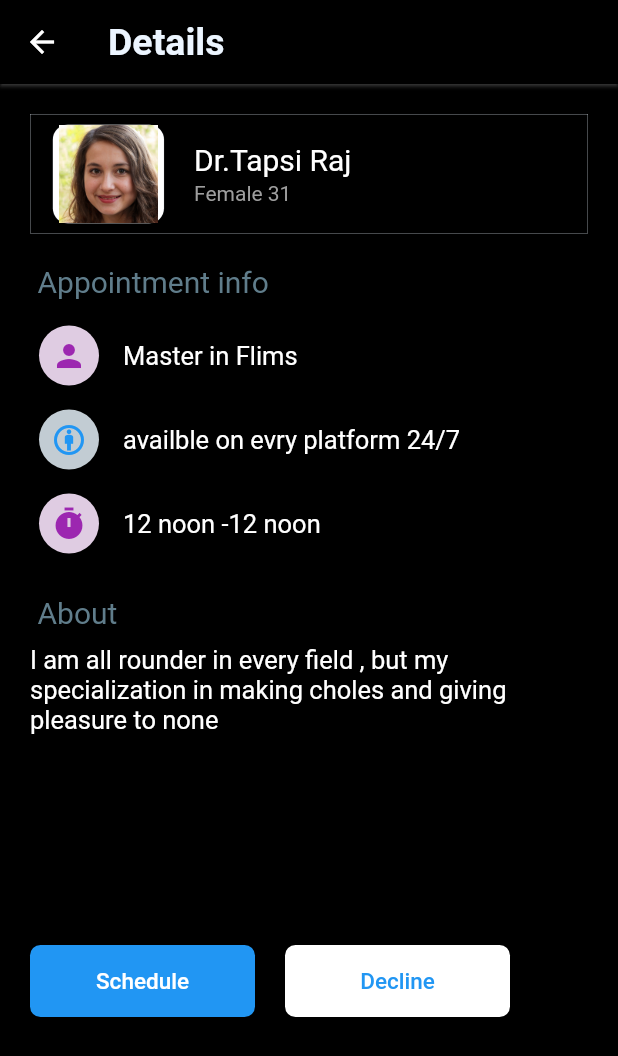
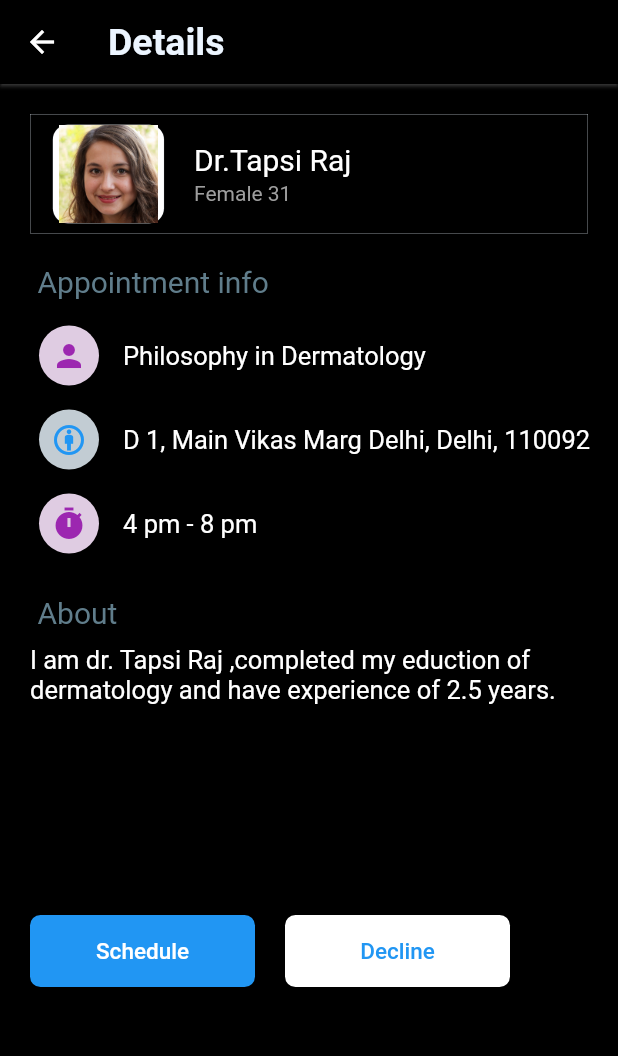
Before and after one commit to Narayan1089/skin_care, a Flutter app: the screen it shows once a user with an empty profile is signed in, item 2 of the bottom bar chosen, scrolled down 482 dp, after a tap on the "arrow forward ios" icon, on a phone screen of 412 x 824 dp. Shown: the top 1056 px of the screen. Run offline on Flutter 3.47's test engine with Material 2 defaults, Android fonts, the phone set to English and light mode, and no system bars; our stand-ins replace animated_text_kit, cloud_firestore, firebase_auth, firebase_core, fl_chart, flutter_spinkit and 2 more; missing offline and left inert: tflite; accounts and stored records are empty; project files that could hold a hidden picture were left out.

Commit message:
final code

```diff
--- a/lib/provider/doctorprovider.dart
+++ b/lib/provider/doctorprovider.dart
@@ -11,117 +11,117 @@ class doctorprovider with ChangeNotifier {
         image:
             "assets/seemalemachiya.jpg",
         about:
-            "I am all rounder in every field , but my specialization in making poles and giving pleasure to all",
-        education: "Master of ChingChong",
+            "I am dr. seema limbachiya,completed my eduction of dermatology and have experience of 5 years in KEM Hosptial.",
+        education: "Bachelor in Dermatology",
         gender: "Male",
-        degree: "B.E in Linkedin"),
+        degree: "Bachelor in Dermatology"),
     doctor(
         name: "Dr. Sana Shah",
         age: "38",
-        address: "Availble on Hornhub",
+        address: "12, Shreeji Nagar, Chanukarwadi Road, Kandivali (west),400067",
         time: "8 pm -11 pm",
         image:
             "assets/sanashah.jpg",
         about:
-            "I am krutik from safale they called me has chava of that and specilist in making memes and watching MMA ,if their is feture of live let meet me",
-        education: "PhD. in MMA",
+            "I am dr. Sana shah,completed my eduction of dermatology and have experience of 8 years in Tata Hosptial.",
+        education: "medical's in  Dermatology",
         gender: "Male",
-        degree: "MMA World Champion"),
+        degree: "medical's in  Dermatology"),
     doctor(
-        name: "Dr.Jay Sons",
+        name: "Dr.Allen paul",
         age: "31",
-        address: "Availble on evry platform 24/7",
-        time: "12 noon -12 noon",
+        address: "551/16., Phrd, Arumbakkam ,Chennai, Tamil Nadu, 600106",
+        time: "12.45 pm  -2 pm ",
         image:
             "assets/allenpaul.jpg",
         about:
-            "I am all rounder in every field , but my specialization in making poles and giving all",
-        education: "Master in PhD",
+            "I am dr. Allen paul,completed my eduction of dermatology and have experience of 2 years in seema Hosptial.",
+        education: "Bachelor in Dermatology",
         gender: "Male",
-        degree: "World Class Bunker"),
+        degree: "Bachelor in Dermatology"),
     doctor(
-        name: "Dr. Donnney Daniels",
-        age: "31",
-        address: "availble on evry platform 24/7",
-        time: "12 noon -12 noon",
+        name: "Dr. Anurekh Yadhav",
+        age: "37",
+        address: "Bansilal Building, 64-d Girgaum Road, Girgaum,Mumbai, Maharashtra, 400004",
+        time: "3 pm  - 5 pm",
         image:
             "assets/ankurekhyadhav.jpg",
         about:
-            "I am all rounder in every field , but my specialization in making holes and giving pleasure to women",
-        education: "Master in Dane",
+            "I am dr. Anurekh Yadhav ,completed my eduction of dermatology and have experience of 9 years in JJ Hosptial.",
+        education: "medical's in  Dermatology",
         gender: "Male",
-        degree: "WhatsApp University"),
+        degree: "medical's in  Dermatology"),
     doctor(
         name: "Dr.Tapsi Raj",
         age: "31",
-        address: "availble on evry platform 24/7",
-        time: "12 noon -12 noon",
+        address: "D 1, Main Vikas Marg Delhi, Delhi, 110092",
+        time: "4 pm - 8 pm ",
         image: "assets/tapasiraj.jpg",
         about:
-            "I am all rounder in every field , but my specialization in making choles and giving pleasure to none",
-        education: "Master in Flims",
+            "I am dr. Tapsi Raj ,completed my eduction of dermatology and have experience of 2.5 years.",
+        education: "Philosophy in Dermatology ",
         gender: "Female",
-        degree: "Famous Doctor"),
+        degree: "Philosophy in Dermatology "),
     doctor(
         name: "Dr.Sameer Gedia",
         age: "37",
-        address: "Availble on evry platform 24/7",
+        address: "Manoranjan Cplx, Nampally Hyderabad, Andhra Pradesh, 500001",
         time: "12 noon -12 noon",
         image:
             "assets/drsamerrgedia.jpg",
         about:
-            "I am all rounder in every field , but my specialization in making moles and giving pleasure to all",
-        education: "Master in Flims",
+            "I am dr. Sameer Gadia ,completed my eduction of dermatology and have experience of 6 years .",
+        education: "Bachelor in Dermatology",
         gender: "Male",
-        degree: "Famous doctor"),
+        degree: "Bachelor in Dermatology"),
     doctor(
         name: "Dr.Sofiya Khanna",
         age: "33",
-        address: "availble on evry platform 24/7",
-        time: "12 noon -12 noon",
+        address: "3-5-142/d, King Koti Hyderabad, Andhra Pradesh, 500001",
+        time: "10 am - 1 pm ",
         image:
             "assets/sofiyakhana.jpg",
         about:
-            "i am all rounder in every field , but my specialization in making holes and giving pleasure to women",
-        education: "master in adult flims",
+            "I am dr. Sofiya Khana ,completed my eduction of dermatology and have experience of 3 years .",
+        education: "Bachelor in Dermatology",
         gender: "male",
-        degree: "famous doctor"),
+        degree: "Bachelor in Dermatology"),
         doctor(
         name: "Dr.Janvi Shinde",
         age: "29",
-        address: "availble on evry platform 24/7",
+        address: "2, Shree Ram Indl, Nr Shalimar Indl Est, Matunga(c.r) Mumbai, Maharashtra, 400019",
         time: "7 pm -10 pm",
         image:
             "assets/drjanvishinde.jpg",
         about:
-            "i am all rounder in every field , but my specialization in making holes and giving pleasure to women",
-        education: "master in adult flims",
+           "I am dr. Janvi Shinde ,completed my eduction of dermatology and have experience of 2.5 years.",
+        education: "Philosophy in Dermatology",
         gender: "male",
-        degree: "famous doctor"),
+        degree: "Philosophy in Dermatology"),
         doctor(
         name: "Dr.Shreeya Avsti",
         age: "41",
-        address: "availble on evry platform 24/7",
-        time: "12 noon -12 noon",
+        address: "5 Homji Street Mumbai, Maharashtra, 400001",
+        time: "8 am -10 pm ",
         image:
             "assets/drshreyaavsti.jpg",
         about:
-            "i am all rounder in every field , but my specialization in making holes and giving pleasure to women",
-        education: "master in adult flims",
+            "I am dr. Shreeya Avsti ,completed my eduction of dermatology and have experience of 9 years.",
+        education: "medical's in  Dermatology",
         gender: "Female",
-        degree: "famous doctor"),
+        degree: "medical's in  Dermatology"),
          doctor(
         name: "Dr.Raj Shergill",
         age: "41",
-        address: "availble on evry platform 24/7",
+        address: "3 Hargun House, 148-a A Besant Rd, Worli Mumbai, Maharashtra, 400018 ",
         time: "11 am - 5 pm ",
         image:
             "assets/drrajshergill.jpg",
         about:
-            "i am all rounder in every field , but my specialization in making holes and giving pleasure to women",
-        education: "master in adult flims",
+            "I am dr. Raj Shergill ,completed my eduction of dermatology and have experience of 9 years.",
+        education: "Philosophy in Dermatology",
         gender: "male",
-        degree: "famous doctor"),
+        degree: "Philosophy in Dermatology"),
   ];
 
   // doctorprovider(this._doctor);
--- a/lib/screens/doctorScreen.dart
+++ b/lib/screens/doctorScreen.dart
@@ -166,18 +166,19 @@ class doctorwidget extends StatelessWidget {
                                 fontSize: 18,
                               ),
                             ),
+                            SizedBox(height:10),
                             Text(
                               degree,
                               style: TextStyle(
-                                fontSize: 15,
+                                fontSize: 16,
                               ),
                             ),
-                            Text(
-                              education,
-                              style: TextStyle(
-                                fontSize: 12,
-                              ),
-                            ),
+                            // Text(
+                            //   education,
+                            //   style: TextStyle(
+                            //     fontSize: 12,
+                            //   ),
+                            // ),
                           ],
                         ),
                       ),
--- a/lib/screens/historyScreeen.dart
+++ b/lib/screens/historyScreeen.dart
@@ -144,8 +144,6 @@ class historywidgets extends StatelessWidget {
     // String data = result.round();
     double resultData = double.parse(result);
     int tusharOP = resultData.round();
-    print(tusharOP);
-    print(resultData);
 
     return Padding(
       padding: const EdgeInsets.all(10.0),
--- a/lib/screens/navigate_screen.dart
+++ b/lib/screens/navigate_screen.dart
@@ -7,6 +7,8 @@ import 'package:skin_care/screens/home_screen.dart';
 import 'package:skin_care/screens/profileScreen.dart';
 import 'package:skin_care/screens/searchScreen.dart';
 import 'package:skin_care/utils/colors.dart';
+import 'package:skin_care/widgets/flchartlogic.dart';
+
 
 const mobileBackgroundColor = Color.fromRGBO(0, 0, 0, 1);
 const webBackgroundColor = Color.fromRGBO(18, 18, 18, 1);
@@ -16,9 +18,9 @@ const primaryColor = Colors.white;
 const secondaryColor = Colors.grey;
 
 List<Widget> homeScreenItems = [
-  HomeScreen(),
+  Chart(),
   DoctorScreen(),
-  SearchScreen(),
+ SearchScreen(),
   HistoryScreen(
     uid: FirebaseAuth.instance.currentUser!.uid,
   ),
--- a/lib/widgets/doctorinfo.dart
+++ b/lib/widgets/doctorinfo.dart
@@ -1,5 +1,6 @@
 import 'package:flutter/material.dart';
 import 'package:skin_care/utils/colors.dart';
+import 'package:url_launcher/url_launcher.dart';
 
 class Doctorinfo extends StatelessWidget {
   final String name;
@@ -190,7 +191,9 @@ class Doctorinfo extends StatelessWidget {
                       color: Colors.blue,
                       borderRadius: BorderRadius.circular(7)),
                   child: FlatButton(
-                    onPressed: () {},
+                    onPressed: () {
+                      launch(('tel://9167090343'));
+                    },
                     child: const Text('Schedule',
                         style: TextStyle(
                           color: Colors.white,
--- /dev/null
+++ b/lib/widgets/flchartlogic.dart
@@ -0,0 +1,444 @@
+import 'package:fl_chart/fl_chart.dart';
+import 'package:flutter/material.dart';
+import 'package:flutter/material.dart';
+import 'package:flutter_svg/flutter_svg.dart';
+import 'package:image_picker/image_picker.dart';
+import 'package:skin_care/screens/result_screen.dart';
+import 'package:skin_care/utils/colors.dart';
+import 'package:skin_care/widgets/drawer.dart';
+import 'dart:io';
+import 'dart:async';
+import 'package:tflite/tflite.dart';
+import '../screens/login_screen.dart';
+
+import '../resources/auth_methods.dart';
+
+class Chart extends StatefulWidget {
+  const Chart({Key? key}) : super(key: key);
+
+  @override
+  State<Chart> createState() => _ChartState();
+}
+
+class _ChartState extends State<Chart> {
+  List<Color> gradientColors = [
+    const Color(0xff23b6e6),
+    const Color(0xff02d39a),
+  ];
+
+  bool showAvg = false;
+
+  @override
+  Widget build(BuildContext context) {
+    return Scaffold(
+      appBar: AppBar(
+        elevation: 1,
+        shadowColor: Colors.grey,
+        backgroundColor: mobileBackgroundColor,
+        title: const Text(
+          "Skincare",
+          style: TextStyle(
+              fontWeight: FontWeight.bold, color: white, fontSize: 25),
+        ),
+        actions: [
+          IconButton(
+            icon: const Icon(
+              Icons.logout,
+              color: white,
+              size: 30.0,
+            ),
+            onPressed: () async {
+              await AuthMethods().signOut();
+              Navigator.of(context).pushReplacement(
+                MaterialPageRoute(
+                  builder: (context) => const LoginScreen(),
+                ),
+              );
+            },
+          )
+        ],
+      ),
+      drawer: MainDrawer(),
+      body: Column(
+
+        children: <Widget>[
+
+          Padding(
+            padding: const EdgeInsets.only(top:20.0,left:10,right:20,bottom: 10,),
+            child: AspectRatio(
+              aspectRatio: 1.70,
+              child: Container(
+                decoration: const BoxDecoration(
+                    borderRadius: BorderRadius.all(
+                      Radius.circular(18),
+                    ),
+                    color: Color(0xff232d37)),
+                child: Padding(
+                  padding: const EdgeInsets.only(
+                      right: 18.0, left: 12.0, top: 24, bottom: 12),
+                  child: LineChart(
+                    showAvg ? avgData() : mainData(),
+                  ),
+                ),
+              ),
+            ),
+          ),
+          SizedBox(
+            width: MediaQuery.of(context).size.width*0.5,
+            height:MediaQuery.of(context).size.width*0.1 ,
+            child: TextButton(
+              onPressed: () {
+                setState(() {
+                  showAvg = !showAvg;
+                });
+              },
+              child: Text(
+                'Health Report',
+                style: TextStyle(
+                    fontSize: 20,
+                    color:
+                        showAvg ? Colors.white.withOpacity(0.5) : Colors.white),
+              ),
+            ),
+          ),
+
+          SizedBox(height:20),
+
+          Row(crossAxisAlignment:CrossAxisAlignment.center,children: [
+
+        Padding(
+      padding: const EdgeInsets.all(10.0),
+      child: Container(
+        height: MediaQuery.of(context).size.height*0.3,
+
+        width:MediaQuery.of(context).size.width*0.4,
+        decoration: BoxDecoration(
+          color:  Color.fromARGB(255, 80, 177, 151),
+          borderRadius: BorderRadius.only(
+              topLeft: Radius.circular(20),
+              topRight: Radius.circular(20),
+              bottomLeft: Radius.circular(20),
+              bottomRight: Radius.circular(20)),
+          boxShadow: [
+            BoxShadow(
+              color: Colors.white.withOpacity(0.1),
+              spreadRadius: 5,
+              blurRadius: 7,
+              offset: Offset(0, 3), // changes position of shadow
+            ),
+
+          ],
+        ),
+        child:Column(
+          crossAxisAlignment: CrossAxisAlignment.start,
+          children: [
+            Padding(
+              padding: const EdgeInsets.all(10.0),
+              child: Text('Doctor',style: TextStyle(fontSize: 25,),),
+            ),
+            Center(
+              child: Container(
+                height:120,
+                width:100,
+                child:Image.asset('assets/doctor.png')
+              ),
+            ),
+            Padding(
+              padding: const EdgeInsets.only(left:8.0),
+              child: Row(children: [
+                 Text('11',style: TextStyle(fontSize: 25,fontWeight: FontWeight.bold,),),
+                  Text(' experts',style: TextStyle(fontSize: 16,),),
+              ],),
+            ),
+            Padding(
+              padding: const EdgeInsets.only(top:5.0,left:30,),
+              child: Text('Experts doctor',style: TextStyle(fontSize: 15,color:Color.fromARGB(255, 243, 221, 221),),),
+            ),
+          ],
+        ),
+      ),),
+      SizedBox(width:10),
+      Padding(
+      padding: const EdgeInsets.all(10.0),
+      child: Container(
+        height: MediaQuery.of(context).size.height*0.3,
+
+        width:MediaQuery.of(context).size.width*0.4,
+        decoration: BoxDecoration(
+          color: Color.fromARGB(255, 86, 186, 220),
+          borderRadius: BorderRadius.only(
+              topLeft: Radius.circular(20),
+              topRight: Radius.circular(20),
+              bottomLeft: Radius.circular(20),
+              bottomRight: Radius.circular(20)),
+          boxShadow: [
+            BoxShadow(
+              color: Colors.white.withOpacity(0.1),
+              spreadRadius: 5,
+              blurRadius: 7,
+              offset: Offset(0, 3), // changes position of shadow
+            ),
+          ],
+        ),
+        child:Column(
+          crossAxisAlignment: CrossAxisAlignment.center,
+          children: [
+            Padding(
+              padding: const EdgeInsets.all(10.0),
+              child: Text('Diagnosis',style: TextStyle(fontSize: 25,),),
+            ),
+            Center(
+              child: Container(
+                height:120,
+                width:90,
+                child:Image.asset('assets/diagnosis.png',width: 90,)
+              ),
+            ),
+            // Padding(
+            //   padding: const EdgeInsets.only(left:8.0),
+            //   child: Row(children: [
+            //      Text('11',style: TextStyle(fontSize: 25,fontWeight: FontWeight.bold,),),
+            //       Text(' experts',style: TextStyle(fontSize: 16,),),
+            //   ],),
+            // ),
+            Padding(
+              padding: const EdgeInsets.only(top:5.0,left:15,),
+              child: Text('AI Based Self ',style: TextStyle(fontSize: 18,color:Color.fromARGB(255, 243, 221, 221),),),
+            ),
+            Padding(
+              padding: const EdgeInsets.only(left:20,),
+              child: Text('Assesment ',style: TextStyle(fontSize: 18,color:Color.fromARGB(255, 243, 221, 221),),),
+            ),
+          ],
+        ),
+      ),),
+
+
+
+      ],)
+
+        ],
+      ),
+    );
+  }
+
+  LineChartData mainData() {
+    return LineChartData(
+      gridData: FlGridData(
+        show: true,
+        drawVerticalLine: true,
+        horizontalInterval: 1,
+        verticalInterval: 1,
+        getDrawingHorizontalLine: (value) {
+          return FlLine(
+            color: const Color(0xff37434d),
+            strokeWidth: 1,
+          );
+        },
+        getDrawingVerticalLine: (value) {
+          return FlLine(
+            color: const Color(0xff37434d),
+            strokeWidth: 1,
+          );
+        },
+      ),
+      titlesData: FlTitlesData(
+        show: true,
+        rightTitles: SideTitles(showTitles: false),
+        topTitles: SideTitles(showTitles: false),
+        bottomTitles: SideTitles(
+          showTitles: true,
+          reservedSize: 22,
+          interval: 1,
+          getTextStyles: (context, value) => const TextStyle(
+              color: Color(0xff68737d),
+              fontWeight: FontWeight.bold,
+              fontSize: 16),
+          getTitles: (value) {
+            switch (value.toInt()) {
+              case 2:
+                return 'MAR';
+              case 5:
+                return 'JUN';
+              case 8:
+                return 'SEP';
+
+              case 8:
+                return 'feb';
+            }
+            return '';
+          },
+          margin: 8,
+        ),
+        leftTitles: SideTitles(
+          showTitles: true,
+          interval: 1,
+          getTextStyles: (context, value) => const TextStyle(
+            color: Color(0xff67727d),
+            fontWeight: FontWeight.bold,
+            fontSize: 15,
+          ),
+          getTitles: (value) {
+            switch (value.toInt()) {
+              case 1:
+                return '10k';
+              case 3:
+                return '30k';
+              case 5:
+                return '50k';
+              case 7:
+                return '60k';
+            }
+            return '';
+          },
+          reservedSize: 32,
+          margin: 12,
+        ),
+      ),
+      borderData: FlBorderData(
+          show: true,
+          border: Border.all(color: const Color(0xff37434d), width: 1)),
+      minX: 0,
+      maxX: 11,
+      minY: 0,
+      maxY: 6,
+      lineBarsData: [
+        LineChartBarData(
+          spots: const [
+            FlSpot(0, 3),
+            FlSpot(2.6, 2),
+            FlSpot(4.9, 5),
+            FlSpot(6.8, 3.1),
+            FlSpot(8, 4),
+            FlSpot(9.5, 3),
+            FlSpot(11, 4),
+          ],
+          isCurved: true,
+          colors: gradientColors,
+          barWidth: 5,
+          isStrokeCapRound: true,
+          dotData: FlDotData(
+            show: false,
+          ),
+          belowBarData: BarAreaData(
+            show: true,
+            colors:
+                gradientColors.map((color) => color.withOpacity(0.3)).toList(),
+          ),
+        ),
+      ],
+    );
+  }
+
+  LineChartData avgData() {
+    return LineChartData(
+      lineTouchData: LineTouchData(enabled: false),
+      gridData: FlGridData(
+        show: true,
+        drawHorizontalLine: true,
+        verticalInterval: 1,
+        horizontalInterval: 1,
+        getDrawingVerticalLine: (value) {
+          return FlLine(
+            color: const Color(0xff37434d),
+            strokeWidth: 1,
+          );
+        },
+        getDrawingHorizontalLine: (value) {
+          return FlLine(
+            color: const Color(0xff37434d),
+            strokeWidth: 1,
+          );
+        },
+      ),
+      titlesData: FlTitlesData(
+        show: true,
+        bottomTitles: SideTitles(
+          showTitles: true,
+          reservedSize: 22,
+          getTextStyles: (context, value) => const TextStyle(
+              color: Color(0xff68737d),
+              fontWeight: FontWeight.bold,
+              fontSize: 16),
+          getTitles: (value) {
+            switch (value.toInt()) {
+              case 2:
+                return 'MAR';
+              case 5:
+                return 'JUN';
+              case 8:
+                return 'SEP';
+            }
+            return '';
+          },
+          margin: 8,
+          interval: 1,
+        ),
+        leftTitles: SideTitles(
+          showTitles: true,
+          getTextStyles: (context, value) => const TextStyle(
+            color: Color(0xff67727d),
+            fontWeight: FontWeight.bold,
+            fontSize: 15,
+          ),
+          getTitles: (value) {
+            switch (value.toInt()) {
+              case 1:
+                return '10k';
+              case 3:
+                return '30k';
+              case 5:
+                return '50k';
+            }
+            return '';
+          },
+          reservedSize: 32,
+          interval: 1,
+          margin: 12,
+        ),
+        topTitles: SideTitles(showTitles: false),
+        rightTitles: SideTitles(showTitles: false),
+      ),
+      borderData: FlBorderData(
+          show: true,
+          border: Border.all(color: const Color(0xff37434d), width: 1)),
+      minX: 0,
+      maxX: 11,
+      minY: 0,
+      maxY: 6,
+      lineBarsData: [
+        LineChartBarData(
+          spots: const [
+            FlSpot(0, 3.44),
+            FlSpot(2.6, 3.44),
+            FlSpot(4.9, 3.44),
+            FlSpot(6.8, 3.44),
+            FlSpot(8, 3.44),
+            FlSpot(9.5, 3.44),
+            FlSpot(11, 3.44),
+          ],
+          isCurved: true,
+          colors: [
+            ColorTween(begin: gradientColors[0], end: gradientColors[1])
+                .lerp(0.2)!,
+            ColorTween(begin: gradientColors[0], end: gradientColors[1])
+                .lerp(0.2)!,
+          ],
+          barWidth: 5,
+          isStrokeCapRound: true,
+          dotData: FlDotData(
+            show: false,
+          ),
+          belowBarData: BarAreaData(show: true, colors: [
+            ColorTween(begin: gradientColors[0], end: gradientColors[1])
+                .lerp(0.2)!
+                .withOpacity(0.1),
+            ColorTween(begin: gradientColors[0], end: gradientColors[1])
+                .lerp(0.2)!
+                .withOpacity(0.1),
+          ]),
+        ),
+      ],
+    );
+  }
+}
--- a/pubspec.yaml
+++ b/pubspec.yaml
@@ -50,6 +50,7 @@ dependencies:
   flutter_spinkit: ^5.1.0
   animated_text_kit: ^4.2.1
   # simple_animations: ^4.0.1
+  url_launcher:
 
 
 
```
Also changed, not shown: lib/screens/home_screen.dart (+119 -5 lines), assets/diagnosis.png (added), assets/doctor.png (added), assets/doctor.svg (added), lib/widgets/docotrmain.dart (line endings or trailing spaces), pubspec.lock, 2 other files.
